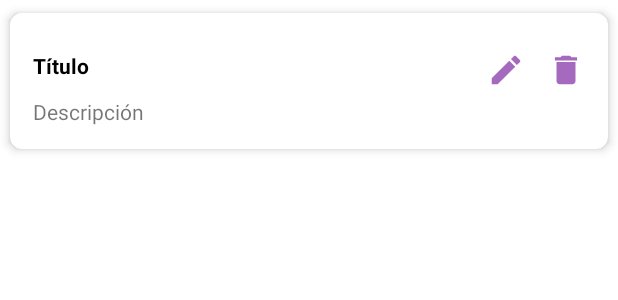
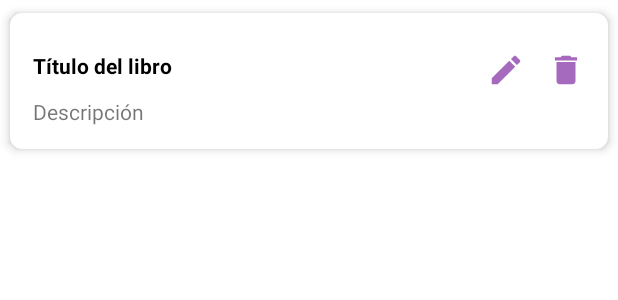
Before and after one commit to CristhianJ12/DesApp1, an Android app: the layout itemlibro.xml on its own in the app's theme, with its tools: preview values and no code run, on a phone screen of 412 x 824 dp. Shown: the top 300 px of the screen. Run offline under Robolectric (Android 15) with nearby library versions, the phone set to English and light mode, and no system bars.

Commit message:
Modificacion de itemlibro

```diff
--- a/app/src/main/res/values/strings.xml
+++ b/app/src/main/res/values/strings.xml
@@ -5,7 +5,7 @@
     <string name="etTitulo">Título de la nota</string>
     <string name="etDescripcion">Descripción de la nota</string>
     <string name="txtNotas">Notas</string>
-    <string name="item_titulo">Título</string>
+    <string name="item_titulo">Título del libro</string>
     <string name="item_descripcion">Descripción</string>
 
     <string name="txtActualizarNota">Actualizar nota</string>
```
